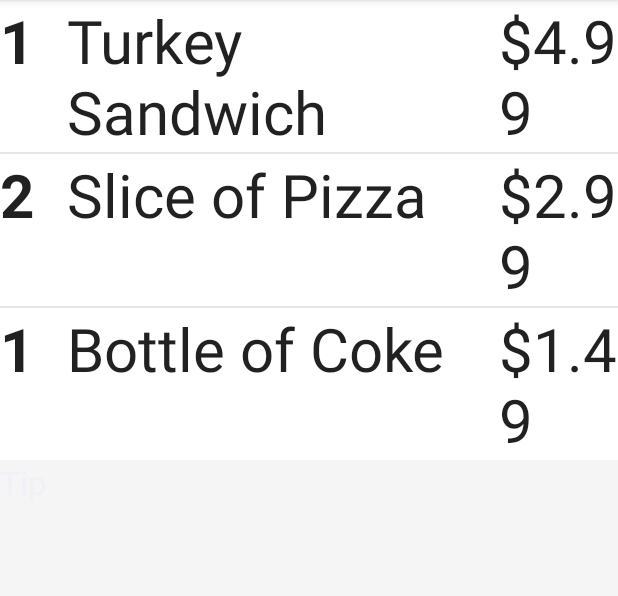
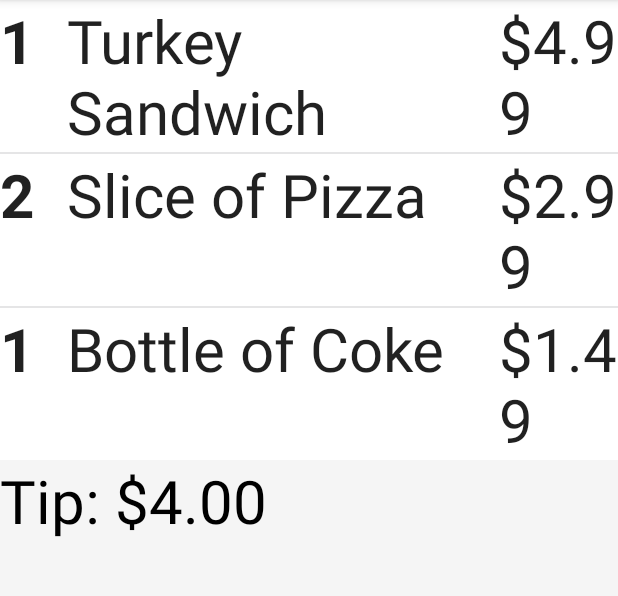
Before and after one commit to really-lazy-bone/gophr, an Android app: the SimpleListViewActivity screen opened directly, with no data from a screen before it, on a phone screen of 412 x 824 dp, the part 84-680 px from its top. Run offline under Robolectric (Android 15) with nearby library versions, the phone set to English and light mode, and no system bars.

Commit message:
remove unnecessary code, add tip (android)

```diff
--- a/android/gophr/app/src/main/AndroidManifest.xml
+++ b/android/gophr/app/src/main/AndroidManifest.xml
@@ -1,7 +1,6 @@
 <?xml version="1.0" encoding="utf-8"?>
 <manifest xmlns:android="http://schemas.android.com/apk/res/android"
-package="com.gophr.gophr"
-xmlns:tools="http://schemas.android.com/tools">
+package="com.gophr.gophr" xmlns:tools="http://schemas.android.com/tools">
 
 <uses-sdk
     android:minSdkVersion="16"
@@ -13,7 +12,7 @@ xmlns:tools="http://schemas.android.com/tools">
 <application
     tools:replace="android:label"
     android:allowBackup="true"
-    android:icon="@drawable/ic_launcher"
+    android:icon="@drawable/gophricon64"
     android:label="@string/app_name">
     <activity
         android:name="com.gophr.gophr.MainActivity"
--- a/android/gophr/app/src/main/java/com/gophr/gophr/SimpleListViewActivity.java
+++ b/android/gophr/app/src/main/java/com/gophr/gophr/SimpleListViewActivity.java
@@ -10,6 +10,7 @@ import java.util.HashMap;
 
 import android.view.View;
 import android.widget.AdapterView;
+import android.widget.TextView;
 import android.widget.Toast;
 
 /**
@@ -19,6 +20,9 @@ public class SimpleListViewActivity extends Activity {
 
     private ArrayList<HashMap<String, String>> list;
     private List<Item> items = new ArrayList<>();
+    private double tip;
+
+    TextView tipAmount;
 
     @Override
     protected void onCreate(Bundle savedInstanceState) {
@@ -28,21 +32,25 @@ public class SimpleListViewActivity extends Activity {
         ListView listView=(ListView)findViewById(R.id.listView1);
 
         items.add( new Item(1, "Turkey Sandwich", 4.99 ));
-        items.add( new Item(2, "Slice of Pizza", 2.99 ));
-        items.add( new Item(1, "Bottle of Coke", 1.49 ));
+        items.add(new Item(2, "Slice of Pizza", 2.99));
+        items.add(new Item(1, "Bottle of Coke", 1.49));
 
         ListViewAdapter adapter=new ListViewAdapter(this, items);
         listView.setAdapter(adapter);
+        tip = 4.00;
 
-        listView.setOnItemClickListener(new AdapterView.OnItemClickListener()
-        {
-            @Override
-            public void onItemClick(AdapterView<?> parent, final View view, int position, long id)
-            {
-                int pos=position+1;
-                Toast.makeText(SimpleListViewActivity.this, Integer.toString(pos)+" Clicked", Toast.LENGTH_SHORT).show();
-            }
+        tipAmount= (TextView)findViewById(R.id.tipAmount);
+        tipAmount.setText("Tip: $" + String.format("%.02f", tip));
 
-        });
+//        listView.setOnItemClickListener(new AdapterView.OnItemClickListener()
+//        {
+//            @Override
+//            public void onItemClick(AdapterView<?> parent, final View view, int position, long id)
+//            {
+//                int pos=position+1;
+//                Toast.makeText(SimpleListViewActivity.this, Integer.toString(pos)+" Clicked", Toast.LENGTH_SHORT).show();
+//            }
+//
+//        });
     }
 }
--- a/android/gophr/app/src/main/res/layout/main.xml
+++ b/android/gophr/app/src/main/res/layout/main.xml
@@ -14,10 +14,11 @@
     </ListView>
 
     <TextView
-        android:layout_width="wrap_content"
-        android:layout_height="wrap_content"
-        android:textAppearance="?android:attr/textAppearanceLarge"
+        android:layout_width="match_parent"
+        android:layout_height="494dp"
         android:text="Tip"
-        android:id="@+id/textView" />
+        android:id="@+id/tipAmount"
+        android:textColor="#000000"
+        android:textSize="40sp" />
 
 </LinearLayout>
--- a/android/gophr/app/src/main/res/values/strings.xml
+++ b/android/gophr/app/src/main/res/values/strings.xml
@@ -2,5 +2,6 @@
 <resources>
 
     <string name="app_name">Gophr</string>
+    <string name="action_settings">Settings</string>
 
 </resources>
```
Also changed, not shown: android/gophr/app/src/main/java/com/gophr/gophr/MainActivity.java (+1 -12 lines), android/gophr/app/src/main/res/drawable-mdpi/gophricon64.png (added).
